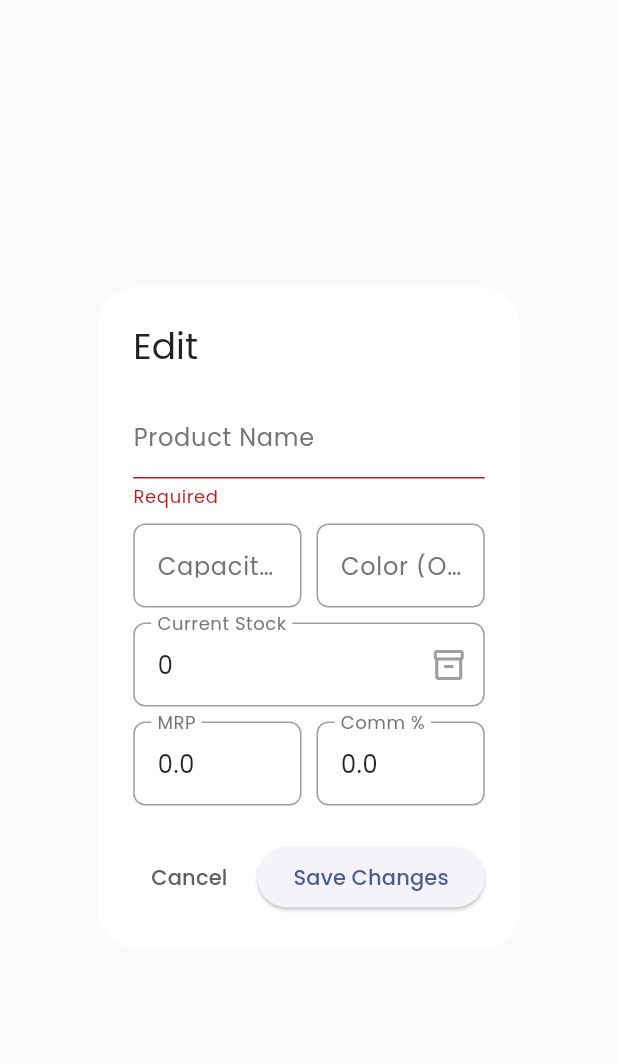
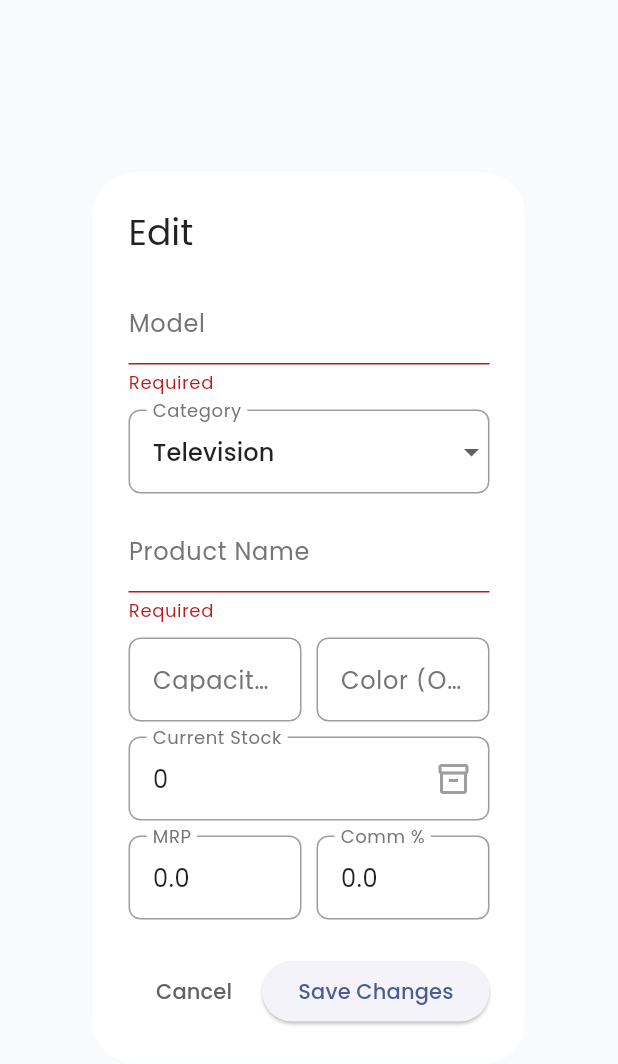
Before and after one commit to AbdullahRFA/vision_mart_app, a Flutter app: the _EditProductDialog widget shown alone on an empty page, opened directly with empty values, after a tap on "Save Changes", on a phone screen of 412 x 824 dp. Shown: the top 1064 px of the screen. Run offline on Flutter 3.47's test engine with Material 3 defaults, Android fonts, the phone set to English and light mode, and no system bars; our stand-ins replace cloud_firestore, firebase_auth, firebase_core, flutter_riverpod, google_fonts, pdf and 1 more; accounts and stored records are empty.

```diff
--- a/lib/src/features/inventory/presentation/inventory_screen.dart
+++ b/lib/src/features/inventory/presentation/inventory_screen.dart
@@ -153,7 +153,7 @@ class _InventoryScreenState extends ConsumerState<InventoryScreen> {
 
                 return Column(
                   children: [
-                    // 👇 NEW: CATEGORY STOCK SUMMARY (Horizontal List)
+                    // CATEGORY STOCK SUMMARY (Horizontal List)
                     if (_selectedCategory == "All" && _searchQuery.isEmpty) // Only show on main view
                       SizedBox(
                         height: 100,
@@ -251,7 +251,7 @@ class _InventoryScreenState extends ConsumerState<InventoryScreen> {
   }
 }
 
-// 👇 NEW WIDGET: Category Summary Card
+// Category Summary Card
 class _CategorySummaryCard extends StatelessWidget {
   final String category;
   final int count;
@@ -262,7 +262,6 @@ class _CategorySummaryCard extends StatelessWidget {
   Widget build(BuildContext context) {
     final isDark = Theme.of(context).brightness == Brightness.dark;
 
-    // Icon Mapping
     IconData getIconForCategory(String cat) {
       final c = cat.toLowerCase();
       if (c.contains('tv')) return Icons.tv_rounded;
@@ -447,21 +446,39 @@ class _EditProductDialog extends ConsumerStatefulWidget {
 class _EditProductDialogState extends ConsumerState<_EditProductDialog> {
   final _formKey = GlobalKey<FormState>();
   late TextEditingController _nameCtrl;
+  late TextEditingController _modelCtrl; // 👈 New
   late TextEditingController _mrpCtrl;
   late TextEditingController _commCtrl;
   late TextEditingController _capacityCtrl;
   late TextEditingController _colorCtrl;
   late TextEditingController _stockCtrl;
+  String _selectedCategory = ""; // 👈 New
+
+  final List<String> _categoryOptions = [
+    'Television', 'Refrigerator & Freezer', 'Air Conditioner',
+    'Washing Machine', 'Fan & Air Cooling', 'Kitchen Appliance',
+    'Small Home Appliance', 'Audio & Multimedia',
+    'Security & Smart Device', 'Accessories & Digital'
+  ];
 
   @override
   void initState() {
     super.initState();
     _nameCtrl = TextEditingController(text: widget.product.name);
+    _modelCtrl = TextEditingController(text: widget.product.model); // 👈 Init
     _mrpCtrl = TextEditingController(text: widget.product.marketPrice.toString());
     _commCtrl = TextEditingController(text: widget.product.commissionPercent.toString());
     _capacityCtrl = TextEditingController(text: widget.product.capacity);
     _colorCtrl = TextEditingController(text: widget.product.color);
     _stockCtrl = TextEditingController(text: widget.product.currentStock.toString());
+
+    _selectedCategory = widget.product.category;
+    // Handle existing categories that might not be in the default list
+    if (!_categoryOptions.contains(_selectedCategory) && _selectedCategory.isNotEmpty) {
+      _categoryOptions.add(_selectedCategory);
+    } else if (_selectedCategory.isEmpty && _categoryOptions.isNotEmpty) {
+      _selectedCategory = _categoryOptions.first;
+    }
   }
 
   InputDecoration _dialogInputDecor(String label, {Widget? suffixIcon}) {
@@ -495,6 +512,25 @@ class _EditProductDialogState extends ConsumerState<_EditProductDialog> {
           child: Column(
             mainAxisSize: MainAxisSize.min,
             children: [
+              // 👈 1. Model
+              TextFormField(
+                controller: _modelCtrl,
+                style: inputStyle,
+                decoration: _dialogInputDecor("Model"),
+                validator: (v) => v!.isEmpty ? "Required" : null,
+              ),
+              const SizedBox(height: 10),
+
+              // 👈 2. Category
+              DropdownButtonFormField<String>(
+                value: _selectedCategory,
+                items: _categoryOptions.map((c) => DropdownMenuItem(value: c, child: Text(c, style: inputStyle))).toList(),
+                onChanged: (v) => setState(() => _selectedCategory = v!),
+                decoration: _dialogInputDecor("Category"),
+                dropdownColor: isDark ? const Color(0xFF1E293B) : Colors.white,
+              ),
+              const SizedBox(height: 10),
+
               TextFormField(
                 controller: _nameCtrl,
                 style: inputStyle,
@@ -548,8 +584,8 @@ class _EditProductDialogState extends ConsumerState<_EditProductDialog> {
 
             final updatedProduct = Product(
               id: widget.product.id,
-              model: widget.product.model,
-              category: widget.product.category,
+              model: _modelCtrl.text.trim(), // 👈 Updated
+              category: _selectedCategory, // 👈 Updated
               currentStock: newStock,
               name: _nameCtrl.text.trim(),
               capacity: _capacityCtrl.text.trim(),
```
Also changed, not shown: lib/src/features/inventory/presentation/receive_product_screen.dart (+12 -31 lines), lib/src/features/inventory/presentation/receiving_pdf_generator.dart (+14 -11 lines), lib/src/features/sales/presentation/pdf_generator.dart (+12 -15 lines).
